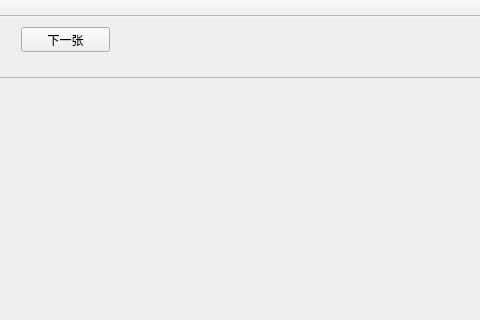
Before: the Qt Designer form mainwindow.ui in Mannix1994/QDataTagger, drawn with Qt 5; both pictures show x 249 to 729 and y 0 to 320 of the 1366 by 768 pixel window.
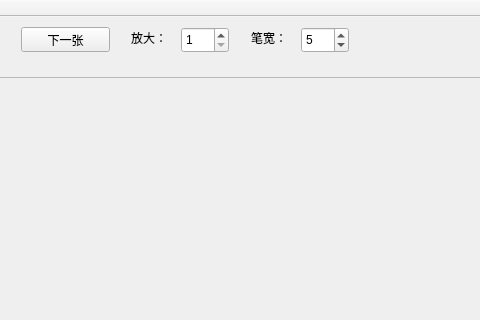
After: the same form once the commit is applied.

Patch:
```diff
--- a/mainwindow.ui
+++ b/mainwindow.ui
@@ -290,6 +290,76 @@
      <string>原图+Canny</string>
     </property>
    </widget>
+   <widget class="QLabel" name="la_scale">
+    <property name="geometry">
+     <rect>
+      <x>380</x>
+      <y>0</y>
+      <width>51</width>
+      <height>41</height>
+     </rect>
+    </property>
+    <property name="text">
+     <string>放大：</string>
+    </property>
+   </widget>
+   <widget class="QSpinBox" name="sb_scale">
+    <property name="geometry">
+     <rect>
+      <x>430</x>
+      <y>10</y>
+      <width>48</width>
+      <height>26</height>
+     </rect>
+    </property>
+    <property name="toolTip">
+     <string>Canny函数的threshhold1</string>
+    </property>
+    <property name="minimum">
+     <number>1</number>
+    </property>
+    <property name="maximum">
+     <number>10</number>
+    </property>
+    <property name="value">
+     <number>1</number>
+    </property>
+   </widget>
+   <widget class="QSpinBox" name="sb_pensize">
+    <property name="geometry">
+     <rect>
+      <x>550</x>
+      <y>10</y>
+      <width>48</width>
+      <height>26</height>
+     </rect>
+    </property>
+    <property name="toolTip">
+     <string>Canny函数的threshhold1</string>
+    </property>
+    <property name="minimum">
+     <number>1</number>
+    </property>
+    <property name="maximum">
+     <number>30</number>
+    </property>
+    <property name="value">
+     <number>5</number>
+    </property>
+   </widget>
+   <widget class="QLabel" name="la_pensize">
+    <property name="geometry">
+     <rect>
+      <x>500</x>
+      <y>0</y>
+      <width>51</width>
+      <height>41</height>
+     </rect>
+    </property>
+    <property name="text">
+     <string>笔宽：</string>
+    </property>
+   </widget>
   </widget>
   <widget class="QMenuBar" name="menuBar">
    <property name="geometry">
```
Left out of the diff: 30 changed lines with no effect on the pictures.
